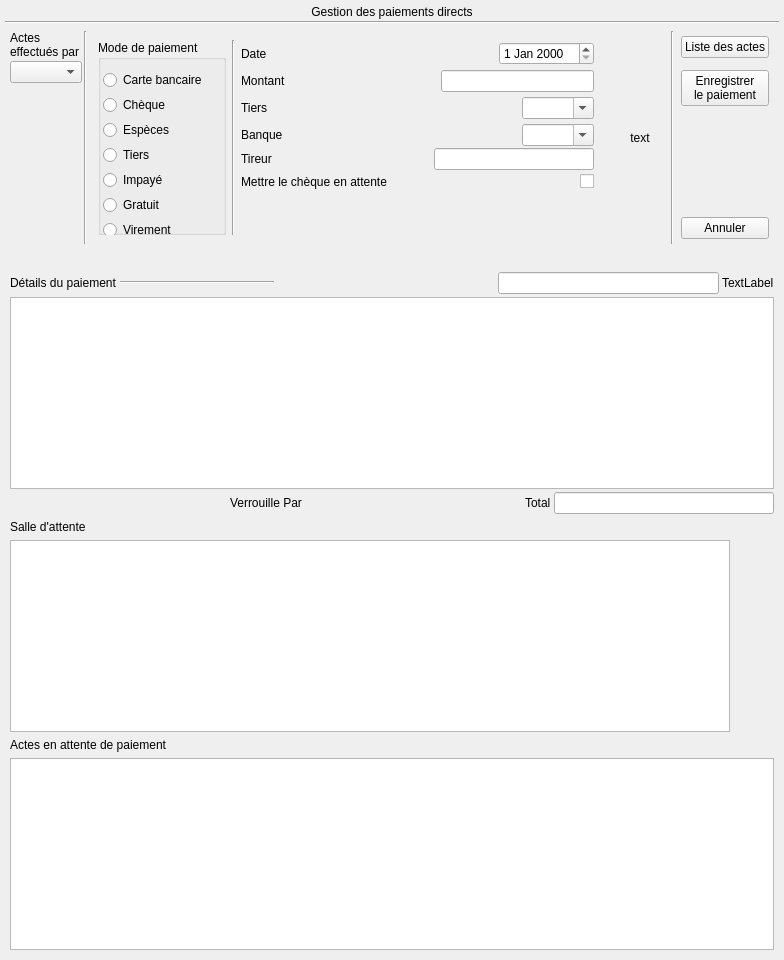
The window that Dialogs/dlg_paiementdirect.ui (ukinoki/Rufus) describes before a commit, drawn with Qt 5.
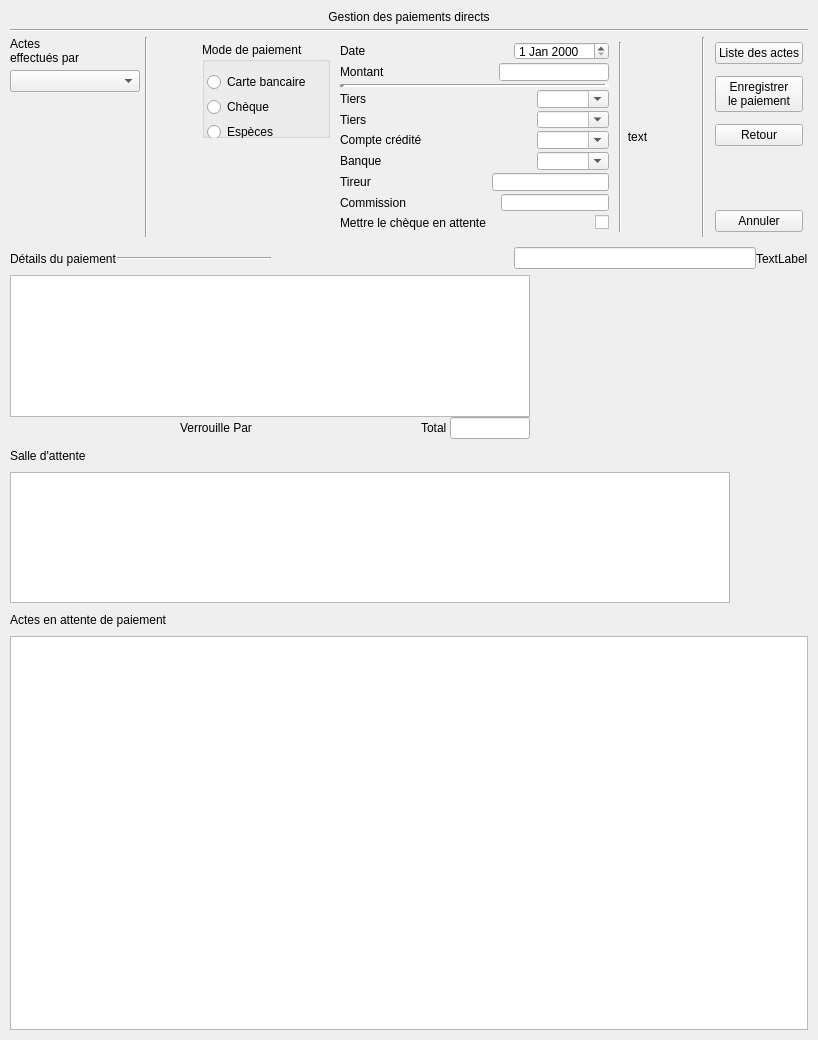
The same window after the commit. Icons and pictures are not drawn. Custom widgets are drawn as their Qt base class.

Commit message: 30/11/18 création des items banque et tiers

The edit to the form file:
```diff
--- a/Dialogs/dlg_paiementdirect.ui
+++ b/Dialogs/dlg_paiementdirect.ui
@@ -2,41 +2,56 @@
 <ui version="4.0">
  <class>dlg_paiementdirect</class>
  <widget class="QDialog" name="dlg_paiementdirect">
+  <property name="windowModality">
+   <enum>Qt::ApplicationModal</enum>
+  </property>
   <property name="geometry">
    <rect>
     <x>0</x>
     <y>0</y>
-    <width>784</width>
-    <height>960</height>
+    <width>818</width>
+    <height>1040</height>
    </rect>
   </property>
+  <property name="minimumSize">
+   <size>
+    <width>0</width>
+    <height>0</height>
+   </size>
+  </property>
   <property name="maximumSize">
    <size>
-    <width>800</width>
-    <height>960</height>
+    <width>830</width>
+    <height>1050</height>
    </size>
   </property>
   <property name="windowTitle">
    <string>Dialog</string>
   </property>
-  <layout class="QVBoxLayout" name="verticalLayout_5">
+  <layout class="QVBoxLayout" name="verticalLayout_6">
    <property name="spacing">
-    <number>2</number>
+    <number>5</number>
    </property>
    <property name="leftMargin">
-    <number>5</number>
+    <number>10</number>
    </property>
    <property name="topMargin">
-    <number>5</number>
+    <number>10</number>
    </property>
    <property name="rightMargin">
-    <number>5</number>
+    <number>10</number>
    </property>
    <property name="bottomMargin">
-    <number>5</number>
+    <number>10</number>
    </property>
    <item>
     <widget class="QLabel" name="Utilisateurlabel">
+     <property name="maximumSize">
+      <size>
+       <width>16777215</width>
+       <height>30</height>
+      </size>
+     </property>
      <property name="text">
       <string>Gestion des paiements directs</string>
      </property>
@@ -71,26 +86,26 @@
     </widget>
    </item>
    <item>
-    <layout class="QHBoxLayout" name="horizontalLayout_8">
+    <layout class="QHBoxLayout" name="horizontalLayout_2">
      <property name="spacing">
-      <number>2</number>
-     </property>
-     <property name="leftMargin">
-      <number>5</number>
-     </property>
-     <property name="topMargin">
-      <number>5</number>
-     </property>
-     <property name="rightMargin">
-      <number>5</number>
-     </property>
-     <property name="bottomMargin">
       <number>5</number>
      </property>
      <item>
       <layout class="QVBoxLayout" name="verticalLayout_3">
        <item>
         <widget class="QLabel" name="Comptelabel">
+         <property name="minimumSize">
+          <size>
+           <width>130</width>
+           <height>0</height>
+          </size>
+         </property>
+         <property name="maximumSize">
+          <size>
+           <width>130</width>
+           <height>16777215</height>
+          </size>
+         </property>
          <property name="text">
           <string>Actes
 effectués par</string>
@@ -102,6 +117,18 @@
        </item>
        <item>
         <widget class="QComboBox" name="UserscomboBox">
+         <property name="minimumSize">
+          <size>
+           <width>130</width>
+           <height>0</height>
+          </size>
+         </property>
+         <property name="maximumSize">
+          <size>
+           <width>130</width>
+           <height>16777215</height>
+          </size>
+         </property>
          <property name="focusPolicy">
           <enum>Qt::NoFocus</enum>
          </property>
@@ -123,27 +150,84 @@
          </property>
         </spacer>
        </item>
+       <item>
+        <widget class="QLabel" name="RecImageLabel">
+         <property name="maximumSize">
+          <size>
+           <width>160</width>
+           <height>16777215</height>
+          </size>
+         </property>
+         <property name="text">
+          <string/>
+         </property>
+         <property name="textFormat">
+          <enum>Qt::AutoText</enum>
+         </property>
+         <property name="scaledContents">
+          <bool>false</bool>
+         </property>
+         <property name="alignment">
+          <set>Qt::AlignCenter</set>
+         </property>
+         <property name="wordWrap">
+          <bool>false</bool>
+         </property>
+        </widget>
+       </item>
+       <item>
+        <spacer name="verticalSpacer">
+         <property name="orientation">
+          <enum>Qt::Vertical</enum>
+         </property>
+         <property name="sizeHint" stdset="0">
+          <size>
+           <width>20</width>
+           <height>40</height>
+          </size>
+         </property>
+        </spacer>
+       </item>
       </layout>
      </item>
      <item>
       <widget class="Line" name="line_4">
+       <property name="minimumSize">
+        <size>
+         <width>0</width>
+         <height>180</height>
+        </size>
+       </property>
        <property name="orientation">
         <enum>Qt::Vertical</enum>
        </property>
       </widget>
      </item>
+     <item>
+      <spacer name="horizontalSpacer_12">
+       <property name="orientation">
+        <enum>Qt::Horizontal</enum>
+       </property>
+       <property name="sizeHint" stdset="0">
+        <size>
+         <width>20</width>
+         <height>20</height>
+        </size>
+       </property>
+      </spacer>
+     </item>
      <item>
       <widget class="QFrame" name="TypePaiementframe">
        <property name="minimumSize">
         <size>
-         <width>0</width>
-         <height>135</height>
+         <width>420</width>
+         <height>190</height>
         </size>
        </property>
        <property name="maximumSize">
         <size>
-         <width>520</width>
-         <height>250</height>
+         <width>420</width>
+         <height>190</height>
         </size>
        </property>
        <property name="frameShape">
@@ -152,9 +236,54 @@
        <property name="frameShadow">
         <enum>QFrame::Raised</enum>
        </property>
-       <layout class="QHBoxLayout" name="horizontalLayout_7">
+       <layout class="QHBoxLayout" name="horizontalLayout" stretch="0,0,0">
+        <property name="spacing">
+         <number>10</number>
+        </property>
+        <property name="leftMargin">
+         <number>0</number>
+        </property>
+        <property name="topMargin">
+         <number>0</number>
+        </property>
+        <property name="rightMargin">
+         <number>0</number>
+        </property>
+        <property name="bottomMargin">
+         <number>0</number>
+        </property>
+        <item>
+         <widget class="QWidget" name="Paiementwidget" native="true">
+          <property name="maximumSize">
+           <size>
+            <width>16777215</width>
+            <height>190</height>
+           </size>
+          </property>
+          <layout class="QVBoxLayout" name="verticalLayout_5" stretch="0,0">
+           <property name="spacing">
+            <number>0</number>
+           </property>
+           <property name="leftMargin">
+            <number>0</number>
+           </property>
+           <property name="topMargin">
+            <number>0</number>
+           </property>
+           <property name="rightMargin">
+            <number>0</number>
+           </property>
+           <property name="bottomMargin">
+            <number>0</number>
+           </property>
         <item>
          <widget class="QGroupBox" name="PaiementgroupBox">
+             <property name="minimumSize">
+              <size>
+               <width>0</width>
+               <height>96</height>
+              </size>
+             </property>
           <property name="focusPolicy">
            <enum>Qt::NoFocus</enum>
           </property>
@@ -273,22 +402,72 @@
          </widget>
         </item>
         <item>
-         <widget class="Line" name="line">
+            <spacer name="verticalSpacer_2">
           <property name="orientation">
            <enum>Qt::Vertical</enum>
           </property>
+             <property name="sizeType">
+              <enum>QSizePolicy::Expanding</enum>
+             </property>
+             <property name="sizeHint" stdset="0">
+              <size>
+               <width>20</width>
+               <height>20</height>
+              </size>
+             </property>
+            </spacer>
+           </item>
+          </layout>
          </widget>
         </item>
         <item>
+         <widget class="QWidget" name="Rensgnmtwidget" native="true">
+          <property name="minimumSize">
+           <size>
+            <width>0</width>
+            <height>0</height>
+           </size>
+          </property>
+          <property name="maximumSize">
+           <size>
+            <width>16777215</width>
+            <height>350</height>
+           </size>
+          </property>
          <layout class="QVBoxLayout" name="verticalLayout_2">
           <property name="spacing">
-           <number>2</number>
+            <number>3</number>
+           </property>
+           <property name="leftMargin">
+            <number>0</number>
           </property>
           <property name="topMargin">
            <number>0</number>
           </property>
+           <property name="rightMargin">
+            <number>0</number>
+           </property>
+           <property name="bottomMargin">
+            <number>0</number>
+           </property>
           <item>
-           <layout class="QHBoxLayout" name="horizontalLayout_5">
+            <widget class="QWidget" name="Datewidget" native="true">
+             <layout class="QHBoxLayout" name="horizontalLayout_3">
+              <property name="spacing">
+               <number>3</number>
+              </property>
+              <property name="leftMargin">
+               <number>0</number>
+              </property>
+              <property name="topMargin">
+               <number>0</number>
+              </property>
+              <property name="rightMargin">
+               <number>0</number>
+              </property>
+              <property name="bottomMargin">
+               <number>0</number>
+              </property>
             <item>
              <widget class="QLabel" name="Datelabel">
               <property name="text">
@@ -331,9 +510,26 @@
              </widget>
             </item>
            </layout>
+            </widget>
           </item>
           <item>
-           <layout class="QHBoxLayout" name="horizontalLayout_6">
+            <widget class="QWidget" name="Montantwidget" native="true">
+             <layout class="QHBoxLayout" name="horizontalLayout_4">
+              <property name="spacing">
+               <number>3</number>
+              </property>
+              <property name="leftMargin">
+               <number>0</number>
+              </property>
+              <property name="topMargin">
+               <number>0</number>
+              </property>
+              <property name="rightMargin">
+               <number>0</number>
+              </property>
+              <property name="bottomMargin">
+               <number>0</number>
+              </property>
             <item>
              <widget class="QLabel" name="Montantlabel">
               <property name="text">
@@ -342,14 +538,14 @@
              </widget>
             </item>
             <item>
-             <spacer name="horizontalSpacer_5">
+               <spacer name="horizontalSpacer_16">
               <property name="orientation">
                <enum>Qt::Horizontal</enum>
               </property>
               <property name="sizeHint" stdset="0">
                <size>
                 <width>40</width>
-                <height>20</height>
+                  <height>28</height>
                </size>
               </property>
              </spacer>
@@ -358,9 +554,36 @@
              <widget class="QLineEdit" name="MontantlineEdit"/>
             </item>
            </layout>
+            </widget>
           </item>
           <item>
-           <layout class="QHBoxLayout" name="horizontalLayout_4">
+            <widget class="Line" name="line_3">
+             <property name="lineWidth">
+              <number>5</number>
+             </property>
+             <property name="orientation">
+              <enum>Qt::Horizontal</enum>
+             </property>
+            </widget>
+           </item>
+           <item>
+            <widget class="QWidget" name="Tierswidget" native="true">
+             <layout class="QHBoxLayout" name="horizontalLayout_5">
+              <property name="spacing">
+               <number>3</number>
+              </property>
+              <property name="leftMargin">
+               <number>0</number>
+              </property>
+              <property name="topMargin">
+               <number>0</number>
+              </property>
+              <property name="rightMargin">
+               <number>0</number>
+              </property>
+              <property name="bottomMargin">
+               <number>0</number>
+              </property>
             <item>
              <widget class="QLabel" name="TiersPayeurlabel">
               <property name="text">
@@ -369,7 +592,55 @@
              </widget>
             </item>
             <item>
-             <spacer name="horizontalSpacer_4">
+               <spacer name="horizontalSpacer_18">
+                <property name="orientation">
+                 <enum>Qt::Horizontal</enum>
+                </property>
+                <property name="sizeHint" stdset="0">
+                 <size>
+                  <width>40</width>
+                  <height>28</height>
+                 </size>
+                </property>
+               </spacer>
+              </item>
+              <item>
+               <widget class="QComboBox" name="TierscomboBox">
+                <property name="editable">
+                 <bool>true</bool>
+                </property>
+               </widget>
+              </item>
+             </layout>
+            </widget>
+           </item>
+           <item>
+            <widget class="QWidget" name="TypeTierswidget" native="true">
+             <layout class="QHBoxLayout" name="horizontalLayout_6">
+              <property name="spacing">
+               <number>3</number>
+              </property>
+              <property name="leftMargin">
+               <number>0</number>
+              </property>
+              <property name="topMargin">
+               <number>0</number>
+              </property>
+              <property name="rightMargin">
+               <number>0</number>
+              </property>
+              <property name="bottomMargin">
+               <number>0</number>
+              </property>
+              <item>
+               <widget class="QLabel" name="TypeTierslabel">
+                <property name="text">
+                 <string>Tiers</string>
+                </property>
+               </widget>
+              </item>
+              <item>
+               <spacer name="horizontalSpacer_19">
               <property name="orientation">
                <enum>Qt::Horizontal</enum>
               </property>
@@ -389,9 +660,74 @@
              </widget>
             </item>
            </layout>
+            </widget>
           </item>
           <item>
-           <layout class="QHBoxLayout" name="horizontalLayout_3">
+            <widget class="QWidget" name="CompteCreditewidget" native="true">
+             <layout class="QHBoxLayout" name="horizontalLayout_7">
+              <property name="spacing">
+               <number>3</number>
+              </property>
+              <property name="leftMargin">
+               <number>0</number>
+              </property>
+              <property name="topMargin">
+               <number>0</number>
+              </property>
+              <property name="rightMargin">
+               <number>0</number>
+              </property>
+              <property name="bottomMargin">
+               <number>0</number>
+              </property>
+              <item>
+               <widget class="QLabel" name="CompteCreditelabel">
+                <property name="text">
+                 <string>Compte crédité</string>
+                </property>
+               </widget>
+              </item>
+              <item>
+               <spacer name="horizontalSpacer_20">
+                <property name="orientation">
+                 <enum>Qt::Horizontal</enum>
+                </property>
+                <property name="sizeHint" stdset="0">
+                 <size>
+                  <width>40</width>
+                  <height>28</height>
+                 </size>
+                </property>
+               </spacer>
+              </item>
+              <item>
+               <widget class="QComboBox" name="ComptesupComboBox">
+                <property name="editable">
+                 <bool>true</bool>
+                </property>
+               </widget>
+              </item>
+             </layout>
+            </widget>
+           </item>
+           <item>
+            <widget class="QWidget" name="Banquewidget" native="true">
+             <layout class="QHBoxLayout" name="horizontalLayout_8">
+              <property name="spacing">
+               <number>3</number>
+              </property>
+              <property name="leftMargin">
+               <number>0</number>
+              </property>
+              <property name="topMargin">
+               <number>0</number>
+              </property>
+              <property name="rightMargin">
+               <number>0</number>
+              </property>
+              <property name="bottomMargin">
+               <number>0</number>
+              </property>
             <item>
              <widget class="QLabel" name="Banquelabel">
               <property name="text">
@@ -400,14 +736,14 @@
              </widget>
             </item>
             <item>
-             <spacer name="horizontalSpacer_3">
+               <spacer name="horizontalSpacer_21">
               <property name="orientation">
                <enum>Qt::Horizontal</enum>
               </property>
               <property name="sizeHint" stdset="0">
                <size>
                 <width>40</width>
-                <height>20</height>
+                  <height>28</height>
                </size>
               </property>
              </spacer>
@@ -423,9 +759,26 @@
              </widget>
             </item>
            </layout>
+            </widget>
           </item>
           <item>
-           <layout class="QHBoxLayout" name="horizontalLayout_2">
+            <widget class="QWidget" name="TireurChequewidget" native="true">
+             <layout class="QHBoxLayout" name="horizontalLayout_13">
+              <property name="spacing">
+               <number>3</number>
+              </property>
+              <property name="leftMargin">
+               <number>0</number>
+              </property>
+              <property name="topMargin">
+               <number>0</number>
+              </property>
+              <property name="rightMargin">
+               <number>0</number>
+              </property>
+              <property name="bottomMargin">
+               <number>0</number>
+              </property>
             <item>
              <widget class="QLabel" name="Tireurlabel">
               <property name="text">
@@ -434,14 +787,14 @@
              </widget>
             </item>
             <item>
-             <spacer name="horizontalSpacer_2">
+               <spacer name="horizontalSpacer_22">
               <property name="orientation">
                <enum>Qt::Horizontal</enum>
               </property>
               <property name="sizeHint" stdset="0">
                <size>
                 <width>40</width>
-                <height>20</height>
+                  <height>28</height>
                </size>
               </property>
              </spacer>
@@ -450,9 +803,70 @@
              <widget class="QLineEdit" name="TireurChequelineEdit"/>
             </item>
            </layout>
+            </widget>
           </item>
           <item>
-           <layout class="QHBoxLayout" name="horizontalLayout">
+            <widget class="QWidget" name="Commissionwidget" native="true">
+             <layout class="QHBoxLayout" name="horizontalLayout_14">
+              <property name="spacing">
+               <number>3</number>
+              </property>
+              <property name="leftMargin">
+               <number>0</number>
+              </property>
+              <property name="topMargin">
+               <number>0</number>
+              </property>
+              <property name="rightMargin">
+               <number>0</number>
+              </property>
+              <property name="bottomMargin">
+               <number>0</number>
+              </property>
+              <item>
+               <widget class="QLabel" name="Commissionlabel">
+                <property name="text">
+                 <string>Commission</string>
+                </property>
+               </widget>
+              </item>
+              <item>
+               <spacer name="horizontalSpacer_23">
+                <property name="orientation">
+                 <enum>Qt::Horizontal</enum>
+                </property>
+                <property name="sizeHint" stdset="0">
+                 <size>
+                  <width>40</width>
+                  <height>28</height>
+                 </size>
+                </property>
+               </spacer>
+              </item>
+              <item>
+               <widget class="QLineEdit" name="CommissionlineEdit"/>
+              </item>
+             </layout>
+            </widget>
+           </item>
+           <item>
+            <widget class="QWidget" name="AttenteChequewidget" native="true">
+             <layout class="QHBoxLayout" name="horizontalLayout_15">
+              <property name="spacing">
+               <number>3</number>
+              </property>
+              <property name="leftMargin">
+               <number>0</number>
+              </property>
+              <property name="topMargin">
+               <number>0</number>
+              </property>
+              <property name="rightMargin">
+               <number>0</number>
+              </property>
+              <property name="bottomMargin">
+               <number>0</number>
+              </property>
             <item>
              <widget class="QLabel" name="EnAttentelabel">
               <property name="text">
@@ -461,14 +875,14 @@
              </widget>
             </item>
             <item>
-             <spacer name="horizontalSpacer">
+               <spacer name="horizontalSpacer_24">
               <property name="orientation">
                <enum>Qt::Horizontal</enum>
               </property>
               <property name="sizeHint" stdset="0">
                <size>
                 <width>40</width>
-                <height>20</height>
+                  <height>28</height>
                </size>
               </property>
              </spacer>
@@ -484,26 +898,31 @@
              </widget>
             </item>
            </layout>
+            </widget>
           </item>
           <item>
-           <spacer name="verticalSpacer_2">
+            <spacer name="verticalSpacer_5">
             <property name="orientation">
              <enum>Qt::Vertical</enum>
             </property>
+             <property name="sizeType">
+              <enum>QSizePolicy::Expanding</enum>
+             </property>
             <property name="sizeHint" stdset="0">
              <size>
               <width>20</width>
-              <height>40</height>
+               <height>24</height>
              </size>
             </property>
            </spacer>
           </item>
          </layout>
+         </widget>
         </item>
         <item>
-         <widget class="Line" name="line_3">
+         <widget class="Line" name="line">
           <property name="orientation">
-           <enum>Qt::Horizontal</enum>
+           <enum>Qt::Vertical</enum>
           </property>
          </widget>
         </item>
@@ -512,6 +931,18 @@
      </item>
      <item>
       <widget class="QLabel" name="PasdePaiementlabel">
+       <property name="minimumSize">
+        <size>
+         <width>0</width>
+         <height>190</height>
+        </size>
+       </property>
+       <property name="maximumSize">
+        <size>
+         <width>16777215</width>
+         <height>190</height>
+        </size>
+       </property>
        <property name="text">
         <string>text</string>
        </property>
@@ -520,6 +951,19 @@
        </property>
       </widget>
      </item>
+     <item>
+      <spacer name="horizontalSpacer_17">
+       <property name="orientation">
+        <enum>Qt::Horizontal</enum>
+       </property>
+       <property name="sizeHint" stdset="0">
+        <size>
+         <width>20</width>
+         <height>20</height>
+        </size>
+       </property>
+      </spacer>
+     </item>
      <item>
       <widget class="Line" name="line_2">
        <property name="orientation">
@@ -529,6 +973,18 @@
      </item>
      <item>
       <widget class="QFrame" name="Buttonsframe">
+       <property name="minimumSize">
+        <size>
+         <width>0</width>
+         <height>185</height>
+        </size>
+       </property>
+       <property name="maximumSize">
+        <size>
+         <width>185</width>
+         <height>16777215</height>
+        </size>
+       </property>
        <property name="frameShape">
         <enum>QFrame::NoFrame</enum>
        </property>
@@ -539,6 +995,9 @@
         <property name="spacing">
          <number>12</number>
         </property>
+        <property name="sizeConstraint">
+         <enum>QLayout::SetMinimumSize</enum>
+        </property>
         <property name="leftMargin">
          <number>5</number>
         </property>
@@ -553,6 +1012,12 @@
         </property>
         <item>
          <widget class="UpPushButton" name="ListActesupPushButton">
+          <property name="maximumSize">
+           <size>
+            <width>180</width>
+            <height>16777215</height>
+           </size>
+          </property>
           <property name="focusPolicy">
            <enum>Qt::NoFocus</enum>
           </property>
@@ -576,6 +1041,12 @@
         </item>
         <item>
          <widget class="UpPushButton" name="NouvPaiementupPushButton">
+          <property name="maximumSize">
+           <size>
+            <width>180</width>
+            <height>16777215</height>
+           </size>
+          </property>
           <property name="focusPolicy">
            <enum>Qt::NoFocus</enum>
           </property>
@@ -598,6 +1069,50 @@
           </property>
          </widget>
         </item>
+        <item>
+         <widget class="UpPushButton" name="OKupPushButton">
+          <property name="sizePolicy">
+           <sizepolicy hsizetype="Minimum" vsizetype="Fixed">
+            <horstretch>0</horstretch>
+            <verstretch>0</verstretch>
+           </sizepolicy>
+          </property>
+          <property name="maximumSize">
+           <size>
+            <width>180</width>
+            <height>16777215</height>
+           </size>
+          </property>
+          <property name="focusPolicy">
+           <enum>Qt::NoFocus</enum>
+          </property>
+          <property name="text">
+           <string>Retour</string>
+          </property>
+          <property name="icon">
+           <iconset resource="../assets/Images/images.qrc">
+            <normaloff>:/start.png</normaloff>:/start.png</iconset>
+          </property>
+          <property name="iconSize">
+           <size>
+            <width>30</width>
+            <height>30</height>
+           </size>
+          </property>
+          <property name="shortcut">
+           <string>Meta+Return</string>
+          </property>
+          <property name="autoDefault">
+           <bool>false</bool>
+          </property>
+          <property name="default">
+           <bool>false</bool>
+          </property>
+          <property name="flat">
+           <bool>false</bool>
+          </property>
+         </widget>
+        </item>
         <item>
          <spacer name="verticalSpacer_4">
           <property name="orientation">
@@ -606,16 +1121,37 @@
           <property name="sizeHint" stdset="0">
            <size>
             <width>20</width>
-            <height>40</height>
+            <height>20</height>
            </size>
           </property>
          </spacer>
         </item>
         <item>
          <widget class="UpPushButton" name="AnnulupPushButton">
+          <property name="minimumSize">
+           <size>
+            <width>0</width>
+            <height>0</height>
+           </size>
+          </property>
+          <property name="maximumSize">
+           <size>
+            <width>180</width>
+            <height>16777215</height>
+           </size>
+          </property>
+          <property name="mouseTracking">
+           <bool>true</bool>
+          </property>
           <property name="focusPolicy">
            <enum>Qt::NoFocus</enum>
           </property>
+          <property name="contextMenuPolicy">
+           <enum>Qt::NoContextMenu</enum>
+          </property>
+          <property name="toolTip">
+           <string/>
+          </property>
           <property name="text">
            <string>Annuler</string>
           </property>
@@ -625,11 +1161,11 @@
           </property>
           <property name="iconSize">
            <size>
-            <width>30</width>
-            <height>30</height>
+            <width>35</width>
+            <height>35</height>
            </size>
           </property>
-          <property name="autoDefault">
+          <property name="flat">
            <bool>false</bool>
           </property>
          </widget>
@@ -639,43 +1175,18 @@
      </item>
     </layout>
    </item>
-   <item>
-    <widget class="QLabel" name="RecImageLabel">
-     <property name="maximumSize">
-      <size>
-       <width>16777215</width>
-       <height>16777215</height>
-      </size>
-     </property>
-     <property name="text">
-      <string/>
-     </property>
-     <property name="textFormat">
-      <enum>Qt::AutoText</enum>
-     </property>
-     <property name="scaledContents">
-      <bool>false</bool>
-     </property>
-     <property name="alignment">
-      <set>Qt::AlignCenter</set>
-     </property>
-     <property name="wordWrap">
-      <bool>false</bool>
-     </property>
-    </widget>
-   </item>
    <item>
     <widget class="QFrame" name="Detailsframe">
      <property name="minimumSize">
       <size>
-       <width>720</width>
-       <height>510</height>
+       <width>0</width>
+       <height>0</height>
       </size>
      </property>
      <property name="maximumSize">
       <size>
        <width>800</width>
-       <height>700</height>
+       <height>16777215</height>
       </size>
      </property>
      <property name="frameShape">
@@ -684,21 +1195,21 @@
      <property name="frameShadow">
       <enum>QFrame::Raised</enum>
      </property>
-     <layout class="QVBoxLayout" name="verticalLayout_4">
+     <layout class="QVBoxLayout" name="verticalLayout_7" stretch="1,5,1,4,1,12">
       <property name="spacing">
-       <number>3</number>
+       <number>0</number>
       </property>
       <property name="leftMargin">
-       <number>5</number>
+       <number>0</number>
       </property>
       <property name="topMargin">
-       <number>5</number>
+       <number>0</number>
       </property>
       <property name="rightMargin">
-       <number>5</number>
+       <number>0</number>
       </property>
       <property name="bottomMargin">
-       <number>5</number>
+       <number>0</number>
       </property>
       <item>
        <layout class="QHBoxLayout" name="horizontalLayout_9">
@@ -757,11 +1268,37 @@
        </layout>
       </item>
       <item>
+       <layout class="QHBoxLayout" name="horizontalLayout_16">
+        <property name="spacing">
+         <number>0</number>
+        </property>
+        <item>
+         <widget class="QWidget" name="Detailswidget" native="true">
+          <layout class="QVBoxLayout" name="verticalLayout_4">
+           <property name="spacing">
+            <number>0</number>
+           </property>
+           <property name="sizeConstraint">
+            <enum>QLayout::SetMinimumSize</enum>
+           </property>
+           <property name="leftMargin">
+            <number>0</number>
+           </property>
+           <property name="topMargin">
+            <number>0</number>
+           </property>
+           <property name="rightMargin">
+            <number>0</number>
+           </property>
+           <property name="bottomMargin">
+            <number>0</number>
+           </property>
+           <item>
        <widget class="UpTableWidget" name="DetailupTableWidget">
         <property name="minimumSize">
          <size>
           <width>520</width>
-          <height>0</height>
+               <height>80</height>
          </size>
         </property>
         <property name="maximumSize">
@@ -831,12 +1368,18 @@
         <item>
          <widget class="QLabel" name="Totallabel">
           <property name="text">
-           <string>Total</string>
+                <string>Total </string>
           </property>
          </widget>
         </item>
         <item>
          <widget class="QLineEdit" name="TotallineEdit">
+               <property name="maximumSize">
+                <size>
+                 <width>80</width>
+                 <height>16777215</height>
+                </size>
+               </property>
           <property name="focusPolicy">
            <enum>Qt::NoFocus</enum>
           </property>
@@ -847,6 +1390,24 @@
         </item>
        </layout>
       </item>
+          </layout>
+         </widget>
+        </item>
+        <item>
+         <spacer name="horizontalSpacer">
+          <property name="orientation">
+           <enum>Qt::Horizontal</enum>
+          </property>
+          <property name="sizeHint" stdset="0">
+           <size>
+            <width>40</width>
+            <height>20</height>
+           </size>
+          </property>
+         </spacer>
+        </item>
+       </layout>
+      </item>
       <item>
        <layout class="QHBoxLayout" name="horizontalLayout_11">
         <item>
@@ -879,7 +1440,7 @@
         <property name="minimumSize">
          <size>
           <width>520</width>
-          <height>0</height>
+          <height>80</height>
          </size>
         </property>
         <property name="maximumSize">
@@ -943,7 +1504,7 @@
         <property name="minimumSize">
          <size>
           <width>520</width>
-          <height>0</height>
+          <height>320</height>
          </size>
         </property>
         <property name="maximumSize">
```
Lines whose indentation alone changed are shown as unchanged. The commit also changes 15 other files.
